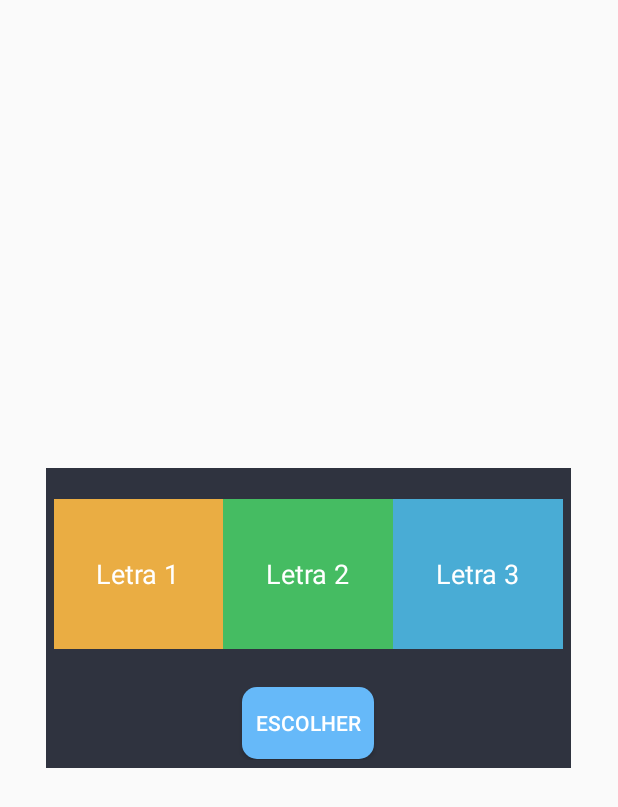
After one commit to rodrigoAMF/brazilian-sign-language-recognition-system, an Android app: the layout custompopup.xml on its own in the app's theme, with its tools: preview values and no code run, on a phone screen of 412 x 824 dp. The commit adds this screen. Shown: the top 807 px of the screen. Run offline under Robolectric (Android 15) with nearby library versions, the phone set to English and light mode, and no system bars.

Commit message:
Add: popup

```diff
--- a/BSLApp/app/src/main/java/com/example/bslapp/Forca.java
+++ b/BSLApp/app/src/main/java/com/example/bslapp/Forca.java
@@ -1,5 +1,6 @@
 package com.example.bslapp;
 
+import android.app.Dialog;
 import android.content.ContentResolver;
 import android.content.Intent;
 import android.graphics.Bitmap;
@@ -55,6 +56,7 @@ public class Forca extends AppCompatActivity implements View.OnClickListener {
     protected static final int CAPTURE_IMAGE_ACTIVITY_REQUEST_CODE = 0;
     private Uri imageUri;
     String currentPhotoPath;
+    private Dialog myDialog;
 
     @Override
     protected void onCreate(Bundle savedInstanceState) {
@@ -68,6 +70,7 @@ public class Forca extends AppCompatActivity implements View.OnClickListener {
         imgHead = (ImageView) findViewById(R.id.imageView2);
         btnInsert.setOnClickListener(this);
         btnCamera.setOnClickListener(this);
+        myDialog = new Dialog(this);
         errorCounter = 0;
         strikeCounter = 0;
 
@@ -298,4 +301,9 @@ public class Forca extends AppCompatActivity implements View.OnClickListener {
         matrix.postRotate(angle);
         return Bitmap.createBitmap(source, 0, 0, source.getWidth(), source.getHeight(), matrix, true);
     }
+
+    public void showPopup () {
+        myDialog.setContentView(R.layout.custompopup);
+
+    }
 }
--- /dev/null
+++ b/BSLApp/app/src/main/res/drawable/cerclebackground.xml
@@ -0,0 +1,4 @@
+<?xml version="1.0" encoding="utf-8"?>
+<shape android:shape="oval" xmlns:android="http://schemas.android.com/apk/res/android">
+<stroke android:width="2dp" android:color="@color/w"/>
+</shape>
--- /dev/null
+++ b/BSLApp/app/src/main/res/layout/custompopup.xml
@@ -0,0 +1,80 @@
+<?xml version="1.0" encoding="utf-8"?>
+<LinearLayout xmlns:android="http://schemas.android.com/apk/res/android"
+    android:orientation="vertical"
+    android:layout_width="350dp"
+    android:layout_height="200dp"
+    android:background="@color/colorPrimaryDark"
+    android:padding="5dp"
+    android:layout_gravity="center">
+
+
+    <LinearLayout
+        android:layout_marginTop="15dp"
+        android:orientation="horizontal"
+        android:layout_width="match_parent"
+        android:layout_height="wrap_content">
+
+        <LinearLayout
+            android:background="@color/orange"
+            android:clickable="true"
+            android:gravity="center"
+            android:orientation="vertical"
+            android:layout_weight="1"
+            android:layout_width="0dp"
+            android:layout_height="100dp">
+
+            <TextView
+                android:id="@+id/idLetra1"
+                android:layout_width="wrap_content"
+                android:layout_height="wrap_content"
+                android:text="Letra 1"
+                android:textColor="@color/white"
+                android:textSize="18sp" />
+        </LinearLayout>
+        <LinearLayout
+            android:background="@color/green"
+            android:clickable="true"
+            android:gravity="center"
+            android:orientation="vertical"
+            android:layout_weight="1"
+            android:layout_width="0dp"
+            android:layout_height="100dp">
+
+            <TextView
+                android:id="@+id/idLetra2"
+                android:layout_width="wrap_content"
+                android:layout_height="wrap_content"
+                android:text="Letra 2"
+                android:textColor="@color/white"
+                android:textSize="18sp" />
+        </LinearLayout>
+        <LinearLayout
+            android:background="@color/blueLight"
+            android:clickable="true"
+            android:gravity="center"
+            android:orientation="vertical"
+            android:layout_weight="1"
+            android:layout_width="0dp"
+            android:layout_height="100dp">
+
+            <TextView
+                android:id="@+id/idLetra3"
+                android:layout_width="wrap_content"
+                android:layout_height="wrap_content"
+                android:text="Letra 3"
+                android:textColor="@color/white"
+                android:textSize="18sp" />
+        </LinearLayout>
+    </LinearLayout>
+
+    <Button
+        android:id="@+id/btnfollow"
+        android:layout_width="wrap_content"
+        android:layout_height="wrap_content"
+        android:text="Escolher"
+        android:layout_marginTop="25dp"
+        android:layout_gravity="center_horizontal"
+        android:background="@drawable/custom_button"
+        android:textColor="@color/white"/>
+
+</LinearLayout>
--- a/BSLApp/app/src/main/res/values/colors.xml
+++ b/BSLApp/app/src/main/res/values/colors.xml
@@ -1,6 +1,11 @@
 <?xml version="1.0" encoding="utf-8"?>
 <resources>
     <color name="colorPrimary">#008577</color>
-    <color name="colorPrimaryDark">#00574B</color>
+    <color name="colorPrimaryDark">#2f333f</color>
+    <color name="blueLight">#49acd5</color>
+    <color name="green">#45bc62</color>
+    <color name="orange">#eaad43</color>
     <color name="colorAccent">#D81B60</color>
+    <color name="white">#ffff</color>
+
 </resources>
--- a/BSLApp/app/src/main/res/values/styles.xml
+++ b/BSLApp/app/src/main/res/values/styles.xml
@@ -1,7 +1,7 @@
 <resources>
 
     <!-- Base application theme. -->
-    <style name="AppTheme" parent="Theme.AppCompat.Light.DarkActionBar">
+    <style name="AppTheme" parent="Theme.AppCompat.Light.NoActionBar">
         <!-- Customize your theme here. -->
         <item name="colorPrimary">@color/colorPrimary</item>
         <item name="colorPrimaryDark">@color/colorPrimaryDark</item>
```
